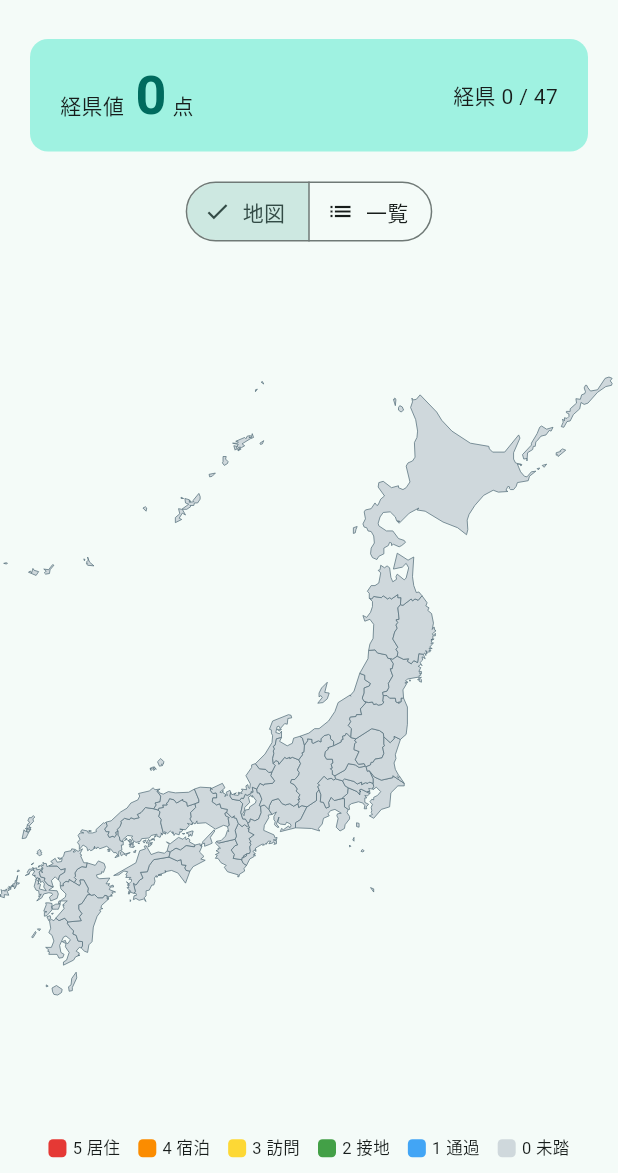
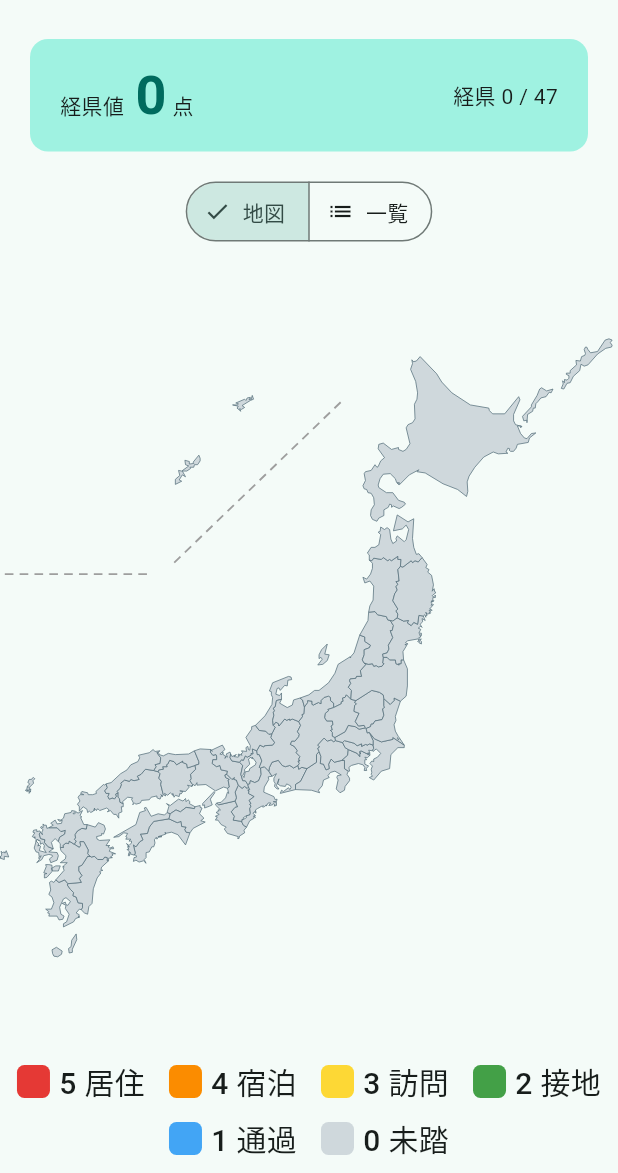
Before and after one commit to 2015521027/ashiato-map, a Flutter app: the screen it shows after launch, on a phone screen of 412 x 824 dp, the part 63-1236 px from its top. Run offline on Flutter 3.47's test engine with Material 3 defaults, Android fonts, the phone set to English and light mode, and no system bars; our stand-ins replace image_picker, path_drawing, shared_preferences.

Commit message:
fix: スマホでの視認性改善(区切り線・凡例・地図簡略化)
- 離島と本土の区切り線を灰色の破線で描画(SVGの白線を無視していた問題を修正)
- 凡例の文字サイズを11→20、色見本を12→22pxに拡大
- 地図を小島除去版に差し替え(離島69個分を削除、県の形は維持)

Co-Authored-By: Claude Fable 5 <noreply@anthropic.com>

```diff
--- a/lib/japan_map.dart
+++ b/lib/japan_map.dart
@@ -14,13 +14,20 @@ class PrefShape {
   PrefShape(this.code, this.path);
 }
 
+/// 地図データ一式(都道府県パス+離島と本土の区切り線)
+class JapanMapData {
+  final List<PrefShape> shapes;
+  final Path boundaries;
+  JapanMapData(this.shapes, this.boundaries);
+}
+
 final RegExp _translateRe =
     RegExp(r'translate\(\s*([-\d.]+)[,\s]+([-\d.]+)\s*\)');
 final RegExp _matrixRe = RegExp(r'matrix\(([^)]+)\)');
 
 /// assets/japan.svg(geolonia/japanese-prefectures)を読み込み、
 /// 都道府県ごとの描画・タップ判定用 Path に変換する。
-Future<List<PrefShape>> loadJapanMap() async {
+Future<JapanMapData> loadJapanMap() async {
   final text = await rootBundle.loadString('assets/japan.svg');
   final doc = XmlDocument.parse(text);
 
@@ -85,19 +92,33 @@ Future<List<PrefShape>> loadJapanMap() async {
     if (outer != null) combined = combined.transform(outer);
     shapes.add(PrefShape(code, combined));
   }
-  return shapes;
+
+  // 離島(沖縄・奄美など)と本土を区切る線
+  var boundaries = Path();
+  for (final line in doc.findAllElements('line')) {
+    final x1 = double.tryParse(line.getAttribute('x1') ?? '');
+    final y1 = double.tryParse(line.getAttribute('y1') ?? '');
+    final x2 = double.tryParse(line.getAttribute('x2') ?? '');
+    final y2 = double.tryParse(line.getAttribute('y2') ?? '');
+    if (x1 == null || y1 == null || x2 == null || y2 == null) continue;
+    boundaries.moveTo(x1, y1);
+    boundaries.lineTo(x2, y2);
+  }
+  if (outer != null) boundaries = boundaries.transform(outer);
+
+  return JapanMapData(shapes, boundaries);
 }
 
 /// 日本地図ウィジェット。ランクに応じて塗り分け、タップで都道府県を通知する。
 /// ピンチズーム対応(小さい県は拡大してタップできる)。
 class JapanMap extends StatelessWidget {
-  final List<PrefShape> shapes;
+  final JapanMapData data;
   final Map<int, int> rankByCode;
   final ValueChanged<int> onPrefTap;
 
   const JapanMap({
     super.key,
-    required this.shapes,
+    required this.data,
     required this.rankByCode,
     required this.onPrefTap,
   });
@@ -117,7 +138,7 @@ class JapanMap extends StatelessWidget {
               behavior: HitTestBehavior.opaque,
               onTapUp: (d) {
                 final p = d.localPosition / scale;
-                for (final s in shapes.reversed) {
+                for (final s in data.shapes.reversed) {
                   if (s.path.contains(p)) {
                     onPrefTap(s.code);
                     return;
@@ -127,7 +148,7 @@ class JapanMap extends StatelessWidget {
               child: CustomPaint(
                 size: Size(c.maxWidth, c.maxWidth),
                 painter: _JapanMapPainter(
-                  shapes: shapes,
+                  data: data,
                   rankByCode: rankByCode,
                   scale: scale,
                 ),
@@ -141,12 +162,12 @@ class JapanMap extends StatelessWidget {
 }
 
 class _JapanMapPainter extends CustomPainter {
-  final List<PrefShape> shapes;
+  final JapanMapData data;
   final Map<int, int> rankByCode;
   final double scale;
 
   _JapanMapPainter({
-    required this.shapes,
+    required this.data,
     required this.rankByCode,
     required this.scale,
   });
@@ -158,18 +179,28 @@ class _JapanMapPainter extends CustomPainter {
       ..style = PaintingStyle.stroke
       ..color = const Color(0xFF546E7A)
       ..strokeWidth = 1.2;
-    for (final s in shapes) {
+    for (final s in data.shapes) {
       final fill = Paint()
         ..style = PaintingStyle.fill
         ..color = rankDef(rankByCode[s.code] ?? 0).color;
       canvas.drawPath(s.path, fill);
       canvas.drawPath(s.path, stroke);
     }
+    // 離島と本土の区切り線(灰色の破線)
+    final boundaryPaint = Paint()
+      ..style = PaintingStyle.stroke
+      ..color = const Color(0xFF9E9E9E)
+      ..strokeWidth = 3;
+    canvas.drawPath(
+      dashPath(
+        data.boundaries,
+        dashArray: CircularIntervalList<double>([14, 10]),
+      ),
+      boundaryPaint,
+    );
   }
 
   @override
   bool shouldRepaint(covariant _JapanMapPainter old) =>
-      old.rankByCode != rankByCode ||
-      old.shapes != shapes ||
-      old.scale != scale;
+      old.rankByCode != rankByCode || old.data != data || old.scale != scale;
 }
--- a/lib/main.dart
+++ b/lib/main.dart
@@ -44,7 +44,7 @@ class HomeScreen extends StatefulWidget {
 
 class _HomeScreenState extends State<HomeScreen> {
   final Store _store = Store();
-  late final Future<List<PrefShape>> _shapesFuture = loadJapanMap();
+  late final Future<JapanMapData> _mapFuture = loadJapanMap();
   bool _listMode = false;
 
   @override
@@ -102,8 +102,8 @@ class _HomeScreenState extends State<HomeScreen> {
   }
 
   Widget _buildMap() {
-    return FutureBuilder<List<PrefShape>>(
-      future: _shapesFuture,
+    return FutureBuilder<JapanMapData>(
+      future: _mapFuture,
       builder: (context, snap) {
         if (snap.hasError) {
           return Center(child: Text('地図の読み込みに失敗しました: ${snap.error}'));
@@ -115,7 +115,7 @@ class _HomeScreenState extends State<HomeScreen> {
           children: [
             Expanded(
               child: JapanMap(
-                shapes: snap.data!,
+                data: snap.data!,
                 rankByCode: _ranks,
                 onPrefTap: _openPref,
               ),
@@ -292,9 +292,11 @@ class _Legend extends StatelessWidget {
 
   @override
   Widget build(BuildContext context) {
-    return Wrap(
-      spacing: 12,
-      runSpacing: 4,
+    return Padding(
+      padding: const EdgeInsets.symmetric(horizontal: 8),
+      child: Wrap(
+        spacing: 16,
+        runSpacing: 8,
         alignment: WrapAlignment.center,
         children: [
           for (final r in kRanks)
@@ -302,19 +304,21 @@ class _Legend extends StatelessWidget {
               mainAxisSize: MainAxisSize.min,
               children: [
                 Container(
-                width: 12,
-                height: 12,
+                  width: 22,
+                  height: 22,
                   decoration: BoxDecoration(
                     color: r.color,
-                  borderRadius: BorderRadius.circular(3),
+                    borderRadius: BorderRadius.circular(5),
                   ),
                 ),
-              const SizedBox(width: 4),
+                const SizedBox(width: 6),
                 Text('${r.value} ${r.label}',
-                  style: const TextStyle(fontSize: 11)),
+                    style: const TextStyle(
+                        fontSize: 20, fontWeight: FontWeight.w500)),
               ],
             ),
         ],
+      ),
     );
   }
 }
```
Also changed, not shown: assets/japan.svg, 1 other file. Lines whose indentation alone changed are shown as unchanged.
